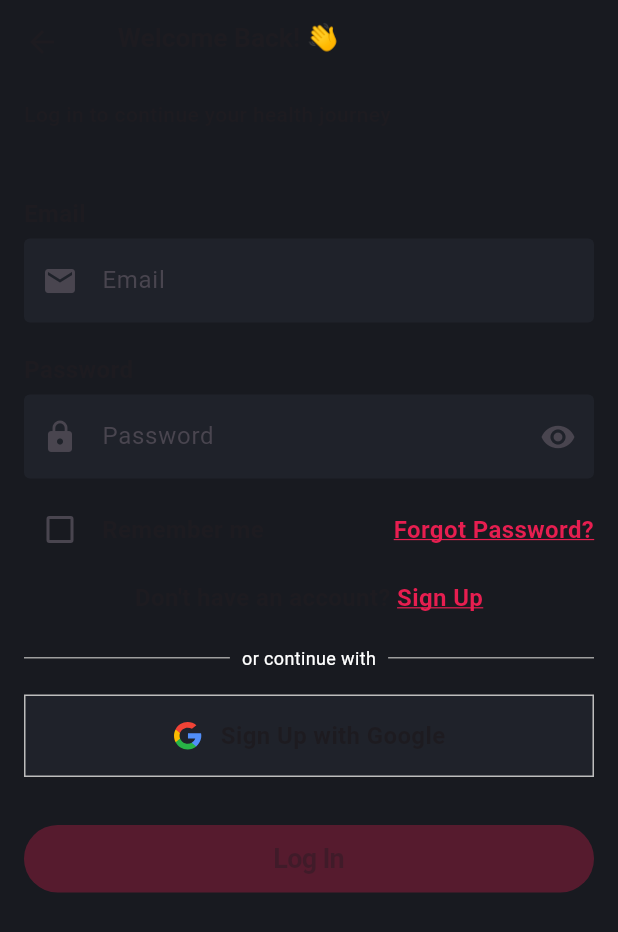
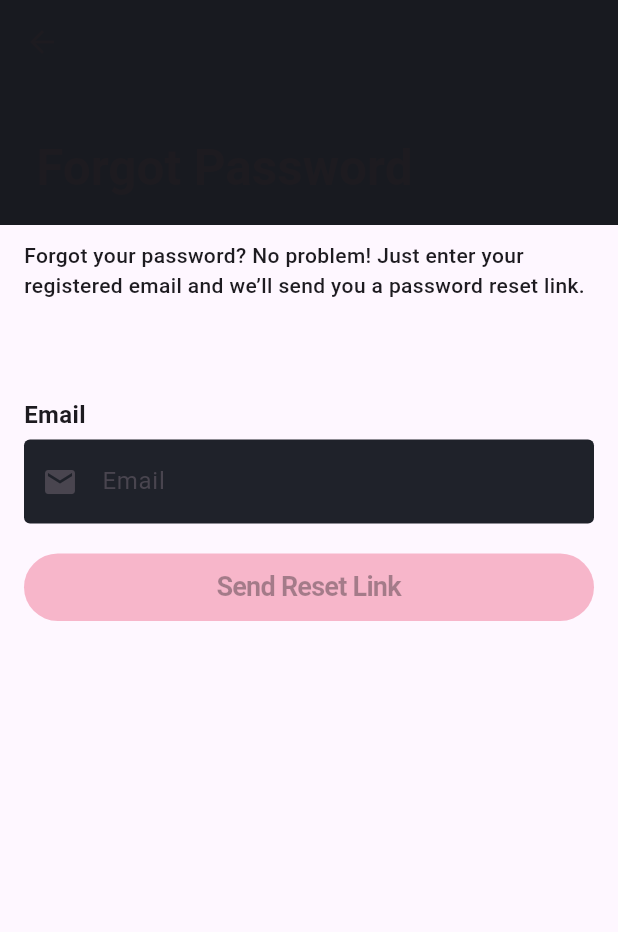
Before and after one commit to mohamedgomaa20/AZ-HealthCare-App, a Flutter app: the LoginView screen opened by its route, scrolled down 94 dp, after a tap on "Forgot Password?", on a phone screen of 412 x 824 dp. Shown: the top 932 px of the screen. Run offline on Flutter 3.47's test engine with Material 3 defaults, Android fonts, the phone set to English and light mode, and no system bars; our stand-ins replace bloc, cached_network_image, conditional_builder_null_safety, dio, flutter_bloc, flutter_svg and 6 more; accounts and stored records are empty.

Commit message:
finish reset password endpoint

```diff
--- a/lib/core/helper_functions/on_generate_routes.dart
+++ b/lib/core/helper_functions/on_generate_routes.dart
@@ -1,10 +1,10 @@
-import 'package:az_health_care/features/Auth/presentation/views/welcome_to_a2z_care/widgets/welcome_to_a2z_care_view_body.dart';
-import 'package:az_health_care/features/get_start/presentation/views/get_start_view.dart';
+ import 'package:az_health_care/features/get_start/presentation/views/get_start_view.dart';
 import 'package:az_health_care/features/on_boarding/presentation/views/on_boarding_view.dart';
 import 'package:az_health_care/features/splash/presentation/views/splash_view.dart';
 import 'package:flutter/material.dart';
 
-import '../../features/Auth/presentation/views/login/login_view.dart';
+import '../../features/Auth/presentation/views/forget_password/forgot_password_view.dart';
+ import '../../features/Auth/presentation/views/login/login_view.dart';
 import '../../features/Auth/presentation/views/sign_up/sign_up_view.dart';
 import '../../features/Auth/presentation/views/welcome_to_a2z_care/welcome_to_a2z_care_view.dart';
 import '../../features/home/presentation/views/home_layout.dart';
@@ -23,8 +23,14 @@ Route<dynamic> onGenerateRoute(RouteSettings settings) {
       return MaterialPageRoute(builder: (context) => const OnBoardingView());
     case GetStartView.routeName:
       return MaterialPageRoute(builder: (context) => const GetStartView());
+
+    //auth-----------------------------
     case LoginView.routeName:
       return MaterialPageRoute(builder: (context) => const LoginView());
+    case ForgotPasswordView.routeName:
+      return MaterialPageRoute(
+        builder: (context) => const ForgotPasswordView(),
+      );
     case SignUpView.routeName:
       return MaterialPageRoute(builder: (context) => const SignUpView());
     case PersonalInfoView.routeName:
@@ -35,7 +41,7 @@ Route<dynamic> onGenerateRoute(RouteSettings settings) {
         builder: (context) => const WelcomeToA2zCareView(),
       );
     //home------------------------------
-  case HomeLayout.routeName:
+    case HomeLayout.routeName:
       return MaterialPageRoute(builder: (context) => const HomeLayout());
     case HomeView.routeName:
       return MaterialPageRoute(builder: (context) => const HomeView());
--- a/lib/core/network/end_points.dart
+++ b/lib/core/network/end_points.dart
@@ -1,2 +1,3 @@
 const LOGIN="/api/Users/Login";
 const REGISTER="/api/Users/Register";
+const FORGOT_PASSWORD="/api/Users/ForgotPassword";
--- /dev/null
+++ b/lib/features/Auth/presentation/views/forget_password/forget_password_cubit/forget_password_cubit.dart
@@ -0,0 +1,47 @@
+import 'package:flutter_bloc/flutter_bloc.dart';
+import '../../../../../../../core/network/end_points.dart';
+import '../../../../../../../shared/network/remote/dio_helper.dart';
+import 'forgot_password_states.dart';
+
+class ForgotPasswordCubit extends Cubit<ForgotPasswordStates> {
+  ForgotPasswordCubit() : super(ForgotPasswordInitialState());
+
+  static ForgotPasswordCubit get(context) => BlocProvider.of(context);
+
+  String _email = '';
+
+  bool get isEmailValid => _isEmailValid(_email);
+
+  bool _isEmailValid(String email) {
+    return RegExp(r'^[\w-\.]+@([\w-]+\.)+[\w-]{2,4}$').hasMatch(email);
+  }
+
+  void onEmailChanged(String value) {
+    _email = value;
+    emit(ForgetPasswordValidationChanged(isEmailValid));
+  }
+
+  void sendResetEmail(String email) {
+    emit(ForgotPasswordLoadingState());
+    DioHelper.postData(url: FORGOT_PASSWORD, query: {'email': email})
+        .then((value) {
+          final message = value.data.toString();
+          print("===================================");
+          print("Reset email response: $message");
+          print("===================================");
+          if (message == "Password reset email sent.") {
+            emit(ForgotPasswordSuccessState(message));
+          } else {
+            emit(ForgotPasswordErrorState(message));
+          }
+        })
+        .catchError((error) {
+          print("===================================");
+          print("Error sending reset email: $error");
+          print("===================================");
+          emit(
+            ForgotPasswordErrorState("Something went wrong. Please try again."),
+          );
+        });
+  }
+}
--- /dev/null
+++ b/lib/features/Auth/presentation/views/forget_password/forget_password_cubit/forgot_password_states.dart
@@ -0,0 +1,19 @@
+abstract class ForgotPasswordStates {}
+
+class ForgotPasswordInitialState extends ForgotPasswordStates {}
+
+class ForgotPasswordLoadingState extends ForgotPasswordStates {}
+
+class ForgotPasswordSuccessState extends ForgotPasswordStates {
+  final String message;
+  ForgotPasswordSuccessState(this.message);
+}
+
+class ForgotPasswordErrorState extends ForgotPasswordStates {
+  final String error;
+  ForgotPasswordErrorState(this.error);
+}
+class ForgetPasswordValidationChanged extends ForgotPasswordStates {
+  final bool isEmailValid;
+  ForgetPasswordValidationChanged(this.isEmailValid);
+}
--- /dev/null
+++ b/lib/features/Auth/presentation/views/forget_password/forgot_password_view.dart
@@ -0,0 +1,13 @@
+import 'package:az_health_care/features/Auth/presentation/views/forget_password/widgets/forgot_password_view_body.dart';
+ import 'package:flutter/material.dart';
+
+class ForgotPasswordView extends StatelessWidget {
+  const ForgotPasswordView({super.key});
+
+  static const String routeName = "forgotPasswordView";
+
+  @override
+  Widget build(BuildContext context) {
+    return Scaffold(body: ForgotPasswordViewBody());
+  }
+}
--- /dev/null
+++ b/lib/features/Auth/presentation/views/forget_password/widgets/forgot_password_footer.dart
@@ -0,0 +1,43 @@
+import 'package:flutter/material.dart';
+import 'package:conditional_builder_null_safety/conditional_builder_null_safety.dart';
+import 'package:az_health_care/core/widgets/custom_button.dart';
+import 'package:az_health_care/core/widgets/customLoadingButton.dart';
+
+import '../forget_password_cubit/forget_password_cubit.dart';
+
+
+class ForgotPasswordFooter extends StatelessWidget {
+  final GlobalKey<FormState> formKey;
+  final TextEditingController emailController;
+  final bool condition;
+  final void Function(String email) onPressed;
+
+  const ForgotPasswordFooter({
+    super.key,
+    required this.formKey,
+    required this.emailController,
+    required this.condition
+    ,required this.onPressed,
+  });
+
+  @override
+  Widget build(BuildContext context) {
+    final cubit = ForgotPasswordCubit.get(context);
+
+    return ConditionalBuilder(
+      condition: condition,
+      builder: (context) =>
+          CustomButton(
+            text: "Send Reset Link",
+            onPressed: cubit.isEmailValid
+                ? () {
+              if (formKey.currentState!.validate()) {
+                onPressed(emailController.text);
+              }
+            }
+                : null,
+          ),
+      fallback: (context) => const CustomLoadingButton(),
+    );
+  }
+}
--- /dev/null
+++ b/lib/features/Auth/presentation/views/forget_password/widgets/forgot_password_form_field.dart
@@ -0,0 +1,39 @@
+import 'package:az_health_care/core/widgets/custom_text_form_field.dart';
+import 'package:flutter/material.dart';
+
+import '../forget_password_cubit/forget_password_cubit.dart';
+
+class ForgotPasswordFormField extends StatelessWidget {
+  const ForgotPasswordFormField({super.key, required this.controller,required this.formKey});
+
+  final TextEditingController controller;
+  final GlobalKey<FormState> formKey ;
+
+  @override
+  Widget build(BuildContext context) {
+    final cubit = ForgotPasswordCubit.get(context);
+
+    return Form(
+      key: formKey,
+      autovalidateMode: AutovalidateMode.onUserInteraction,
+      child: CustomTextFormField(
+        hintText: "Email",
+        keyboardType: TextInputType.emailAddress,
+        controller: controller,
+        prefixIconData: Icons.email,
+        onChanged: (value) => cubit.onEmailChanged(value),
+        validation: (value) {
+          if (value == null || value.isEmpty) {
+            return 'Email is required';
+          }
+          if (!RegExp(
+            r'^[\w-\.]+@([\w-]+\.)+[\w-]{2,4}$',
+          ).hasMatch(value)) {
+            return 'Please enter a valid email';
+          }
+          return null;
+        },
+      ),
+    );
+  }
+}
--- /dev/null
+++ b/lib/features/Auth/presentation/views/forget_password/widgets/forgot_password_view_body.dart
@@ -0,0 +1,66 @@
+import 'package:az_health_care/core/services/show_toast.dart';
+import 'package:az_health_care/features/Auth/presentation/views/forget_password/widgets/forgot_password_footer.dart';
+import 'package:flutter/material.dart';
+import 'package:flutter_bloc/flutter_bloc.dart';
+
+import '../../../../../../../core/widgets/auth_nested_scroll_view.dart';
+import '../../../../../../core/utils/app_text_styles.dart';
+import '../forget_password_cubit/forget_password_cubit.dart';
+import '../forget_password_cubit/forgot_password_states.dart';
+import 'forgot_password_form_field.dart';
+
+class ForgotPasswordViewBody extends StatelessWidget {
+  ForgotPasswordViewBody({super.key});
+
+  final formKey = GlobalKey<FormState>();
+
+  var emailController = TextEditingController();
+
+  @override
+  Widget build(BuildContext context) {
+    return BlocProvider(
+      create: (context) => ForgotPasswordCubit(),
+      child: BlocConsumer<ForgotPasswordCubit, ForgotPasswordStates>(
+        listener: (context, state) {
+          if (state is ForgotPasswordSuccessState) {
+            ToastHelper.showToast(
+              msg: "Reset link sent to ${emailController.text}",
+              state: ToastStates.SUCCESS,
+            );
+            Navigator.pop(context);
+          } else if (state is ForgotPasswordErrorState) {
+            ToastHelper.showToast(msg: state.error, state: ToastStates.ERROR);
+          }
+        },
+
+        builder: (context, state) {
+          var cubit = ForgotPasswordCubit.get(context);
+          return AuthNestedScrollView(
+            appBarTitle: "Forgot Password",
+            descriptionText:
+                "Forgot your password? No problem! Just enter your registered email and we’ll send you a password reset link.",
+            child: Column(
+              crossAxisAlignment: CrossAxisAlignment.start,
+              children: [
+                const SizedBox(height: 20),
+                Text("Email", style: AppTextStyles.semiBold16),
+                const SizedBox(height: 5),
+                ForgotPasswordFormField(
+                  controller: emailController,
+                  formKey: formKey,
+                ),
+                const SizedBox(height: 20),
+                ForgotPasswordFooter(
+                  formKey: formKey,
+                  emailController: emailController,
+                  condition: state is! ForgotPasswordLoadingState,
+                  onPressed: (email) => cubit.sendResetEmail(email),
+                ),
+              ],
+            ),
+          );
+        },
+      ),
+    );
+  }
+}
--- a/lib/features/Auth/presentation/views/login/widgets/login_view_body.dart
+++ b/lib/features/Auth/presentation/views/login/widgets/login_view_body.dart
@@ -4,10 +4,8 @@ import 'package:az_health_care/features/home/presentation/views/home_layout.dart
 import 'package:flutter/material.dart';
 import 'package:flutter_bloc/flutter_bloc.dart';
 
-import '../../../../../../core/utils/app_text_styles.dart';
-import '../../../../../../core/services/show_toast.dart';
-import '../../../../../../core/widgets/custom_sliver_app_bar.dart';
-import '../login_cubit/login_cubit.dart';
+ import '../../../../../../core/services/show_toast.dart';
+ import '../login_cubit/login_cubit.dart';
 import '../login_cubit/login_states.dart';
 import 'login_footer.dart';
 import 'login_form_fields.dart';
@@ -54,7 +52,7 @@ class LoginViewBody extends StatelessWidget {
                 ),
                 const SizedBox(height: 10),
                 LoginFooter(
-                  isValid: isValid,
+                  isValid: cubit.isFormValid,
                   condition: state is! LoginLoadingState,
                   formKey: formKey,
                   emailController: emailController,
--- a/lib/features/Auth/presentation/views/login/widgets/remember_me_widget.dart
+++ b/lib/features/Auth/presentation/views/login/widgets/remember_me_widget.dart
@@ -3,6 +3,7 @@ import 'package:flutter/material.dart';
 import '../../../../../../core/utils/app_colors.dart';
 import '../../../../../../core/utils/app_text_styles.dart';
 import '../../../../../../core/widgets/custom_text_button.dart';
+import '../../forget_password/forgot_password_view.dart';
 
 class RememberMeAndForgetPasswordRow extends StatelessWidget {
   const RememberMeAndForgetPasswordRow({
@@ -32,7 +33,10 @@ class RememberMeAndForgetPasswordRow extends StatelessWidget {
             Text("Remember me", style: AppTextStyles.semiBold16),
           ],
         ),
-        CustomTextButton(text: "Forgot Password?", onPressed: () {}),
+        CustomTextButton(text: "Forgot Password?", onPressed: () {
+          Navigator.pushNamed(context, ForgotPasswordView.routeName);
+
+        }),
       ],
     );
     ;
--- a/lib/features/Auth/presentation/views/welcome_to_a2z_care/widgets/welcome_footer.dart
+++ b/lib/features/Auth/presentation/views/welcome_to_a2z_care/widgets/welcome_footer.dart
@@ -12,7 +12,8 @@ class WelcomeFooter extends StatelessWidget {
   Widget build(BuildContext context) {
     return Column(
       children: [
-        const Divider(color: Colors.grey, thickness: 1, height: 32),
+        Divider(),
+        // SizedBox(height: 15),
         Padding(
           padding: const EdgeInsets.symmetric(
             horizontal: 12,
--- a/lib/shared/network/remote/dio_helper.dart
+++ b/lib/shared/network/remote/dio_helper.dart
@@ -23,10 +23,10 @@ class DioHelper {
     return await dio.get(url, queryParameters: query);
   }
 
-  static Future<Response> portData({
+  static Future<Response> postData({
     required String url,
     Map<String, dynamic>? query,
-    required Map<String, dynamic>? data,
+      Map<String, dynamic>? data,
   }) async {
     return await dio.post(url, queryParameters: query, data: data);
   }
@@ -45,24 +45,24 @@ class DioHelper {
   //   return await dio.get(path, queryParameters: query);
   // }
 
-  static Future<Response> postData({
-    required String url,
-    String language = 'en',
-    String? token,
-    // required Map<String, dynamic> query,
-    required Map<String, dynamic> data,
-  }) async {
-    dio.options.headers = {
-      'lang': language,
-      'Content-Type': 'application/json',
-      'Authorization': token ?? '',
-    };
-    return await dio.post(
-      url,
-      // queryParameters: query,
-      data: data,
-    );
-  }
+  // static Future<Response> postData({
+  //   required String url,
+  //   String language = 'en',
+  //   String? token,
+  //   // required Map<String, dynamic> query,
+  //   required Map<String, dynamic> data,
+  // }) async {
+  //   dio.options.headers = {
+  //     'lang': language,
+  //     'Content-Type': 'application/json',
+  //     'Authorization': token ?? '',
+  //   };
+  //   return await dio.post(
+  //     url,
+  //     // queryParameters: query,
+  //     data: data,
+  //   );
+  // }
 
   static Future<Response> putData({
     required String path,
```
